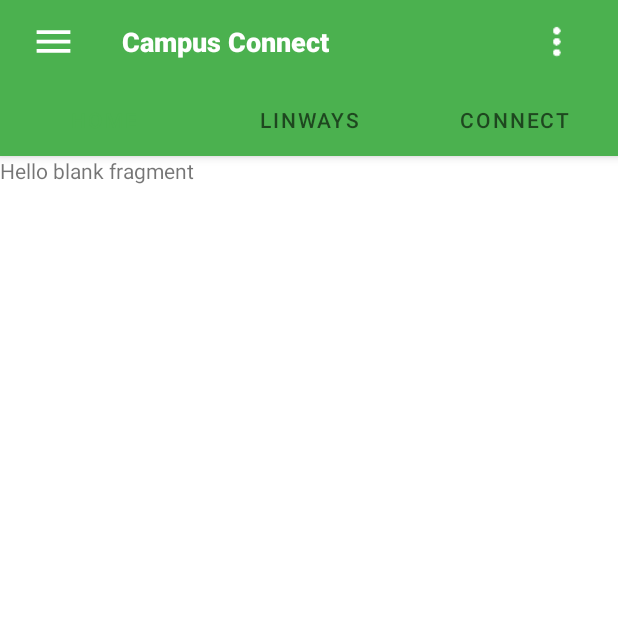
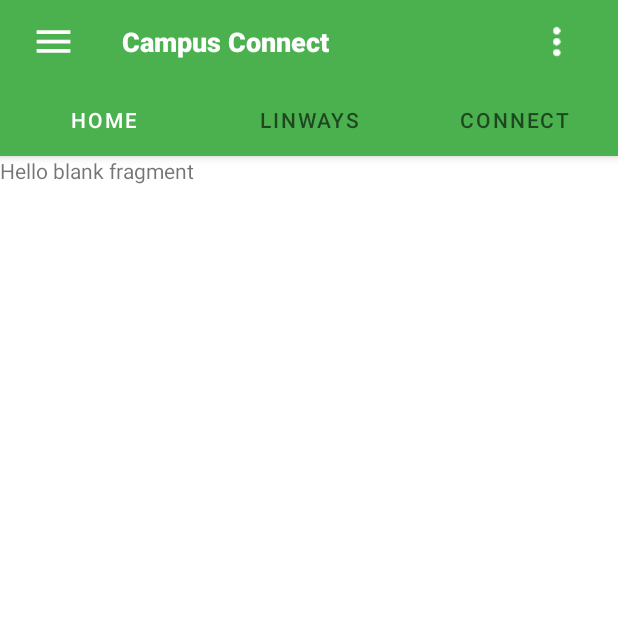
Before and after one commit to Abhishek-S-Lal/RIET-Campus-Connect, an Android app: the StudentMainActivity screen opened directly, with no data from a screen before it, on a phone screen of 412 x 824 dp, the top half of it. Run offline under Robolectric (Android 15) with nearby library versions, the phone set to English and light mode, and no system bars.

Commit message:
corrected tabSelectedColor

```diff
--- a/app/src/main/res/layout/activity_student_main_app_bar.xml
+++ b/app/src/main/res/layout/activity_student_main_app_bar.xml
@@ -66,7 +66,8 @@
             android:id="@+id/tabs"
             android:layout_width="match_parent"
             android:layout_height="wrap_content"
-            android:background="?attr/colorPrimary">
+            android:background="?attr/colorPrimary"
+            app:tabSelectedTextColor="@color/colorWhite">
 
             <com.google.android.material.tabs.TabItem
                 android:layout_width="wrap_content"
```
